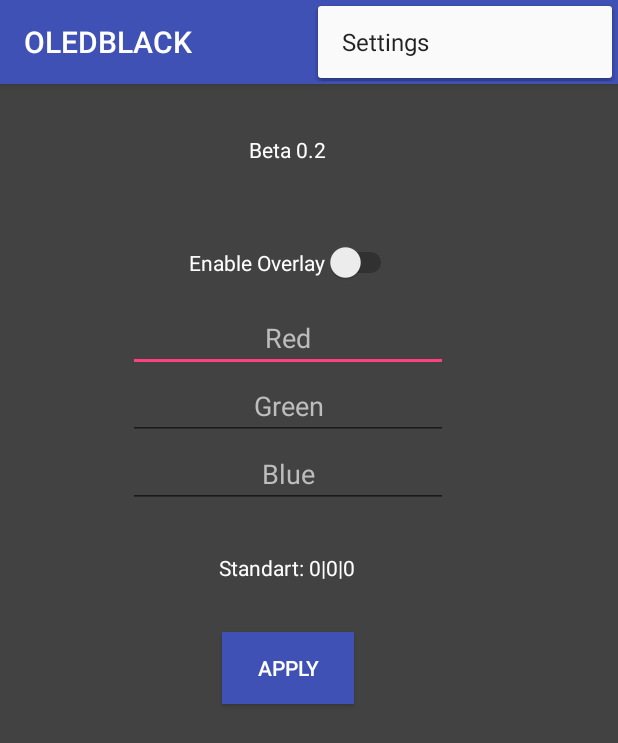
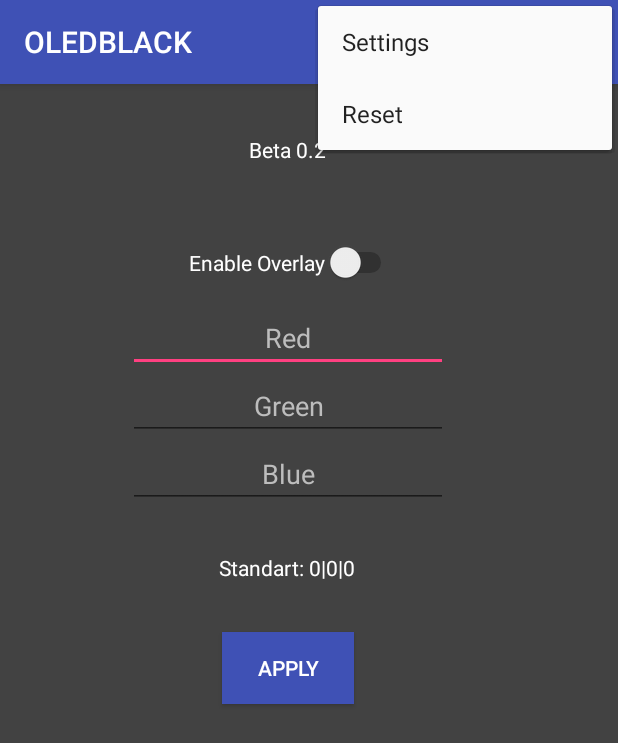
Before and after one commit to maximilianKoeper/OLEDBLACK, an Android app: the screen it shows after launch (MainActivity), with the options menu open, on a phone screen of 412 x 824 dp. Shown: the top 743 px of the screen. Run offline under Robolectric (Android 15) with nearby library versions, the phone set to English and light mode, and no system bars.

Commit message:
Added Menu and Reset

```diff
--- a/app/src/main/res/menu/menu_main.xml
+++ b/app/src/main/res/menu/menu_main.xml
@@ -7,4 +7,9 @@
         android:orderInCategory="100"
         android:title="@string/action_settings"
         app:showAsAction="never" />
+    <item
+        android:id="@+id/action_reset"
+        android:orderInCategory="100"
+        android:title="@string/action_reset"
+        app:showAsAction="never" />
 </menu>
--- a/app/src/main/res/values/strings.xml
+++ b/app/src/main/res/values/strings.xml
@@ -2,4 +2,5 @@
     <string name="app_name">OLEDBLACK</string>
     <string name="app_version">Beta 0.2</string>
     <string name="action_settings">Settings</string>
+    <string name="action_reset">Reset</string>
 </resources>
```
Also changed, not shown: app/src/main/java/com/example/mkoep/oledblack/MainActivity.java (+20 -0 lines).
